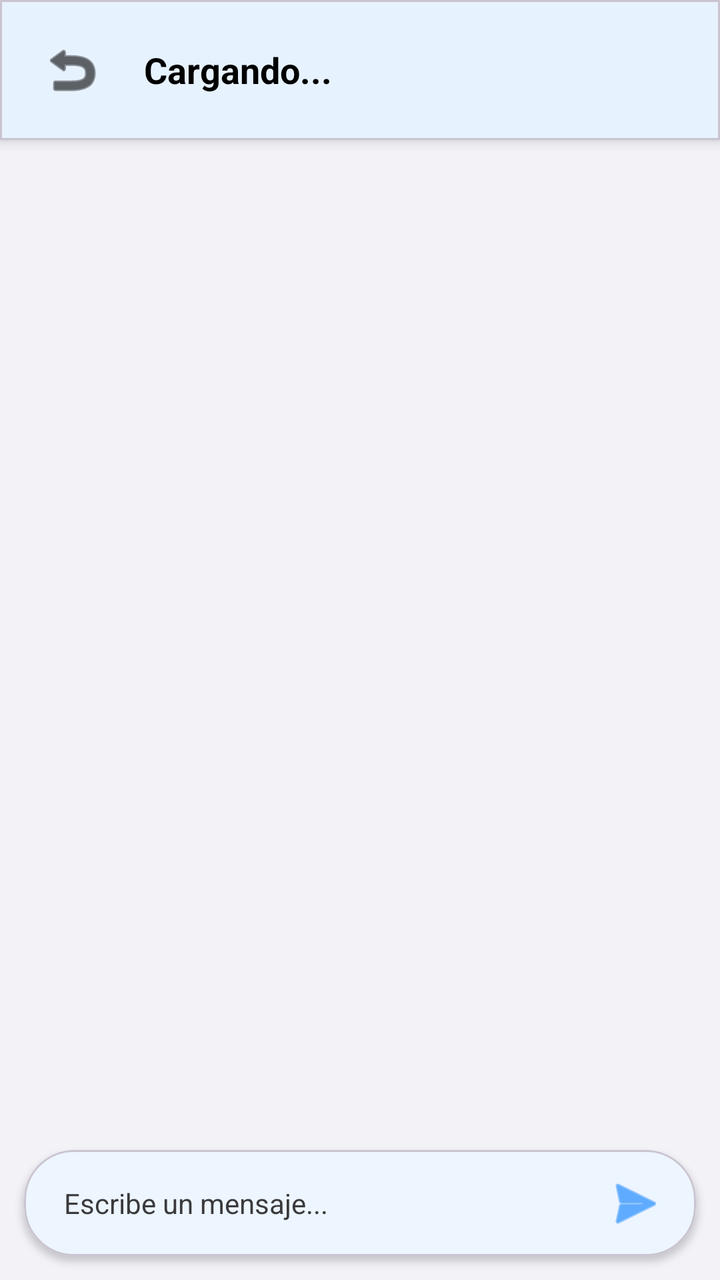
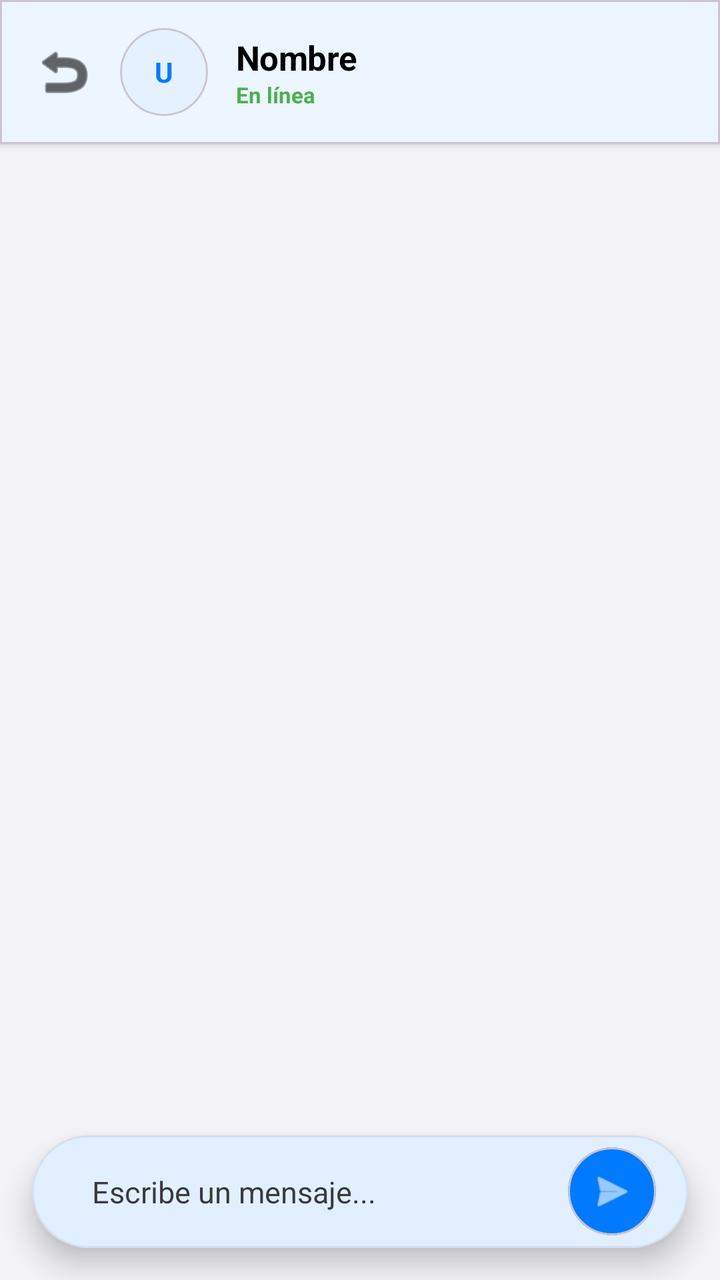

An Android layout rendered at two revisions. The XML below is the earlier revision; the diff shows what the commit changed to produce the second picture.
<!-- AndroidManifest.xml: application theme Theme.ActividadMenu -->
<!-- res/layout/activity_chat.xml -->
<?xml version="1.0" encoding="utf-8"?>
<androidx.constraintlayout.widget.ConstraintLayout xmlns:android="http://schemas.android.com/apk/res/android"
    xmlns:app="http://schemas.android.com/apk/res-auto"
    xmlns:tools="http://schemas.android.com/tools"
    android:layout_width="match_parent"
    android:layout_height="match_parent"
    android:background="@color/background">

    
    <com.google.android.material.card.MaterialCardView
        android:id="@+id/cardHeaderChat"
        android:layout_width="match_parent"
        android:layout_height="70dp"
        app:cardBackgroundColor="@color/surface"
        app:cardElevation="4dp"
        app:cardCornerRadius="0dp"
        app:layout_constraintTop_toTopOf="parent">

        <LinearLayout
            android:layout_width="match_parent"
            android:layout_height="match_parent"
            android:gravity="center_vertical"
            android:paddingHorizontal="16dp">

            <ImageButton
                android:id="@+id/btnBackChat"
                android:layout_width="40dp"
                android:layout_height="40dp"
                android:background="?attr/selectableItemBackgroundBorderless"
                android:src="@android:drawable/ic_menu_revert"
                app:tint="?attr/colorOnSurface" />

            <TextView
                android:id="@+id/tvNombreOtroUsuario"
                android:layout_width="0dp"
                android:layout_height="wrap_content"
                android:layout_weight="1"
                android:layout_marginStart="16dp"
                android:text="Cargando..."
                android:textColor="?attr/colorOnSurface"
                android:textSize="18sp"
                android:textStyle="bold" />
        </LinearLayout>
    </com.google.android.material.card.MaterialCardView>

    
    <androidx.recyclerview.widget.RecyclerView
        android:id="@+id/rvMensajes"
        android:layout_width="0dp"
        android:layout_height="0dp"
        android:clipToPadding="false"
        android:padding="8dp"
        app:layout_constraintTop_toBottomOf="@id/cardHeaderChat"
        app:layout_constraintBottom_toTopOf="@id/cardInputChat"
        app:layout_constraintStart_toStartOf="parent"
        app:layout_constraintEnd_toEndOf="parent"
        tools:listitem="@layout/item_mensaje" />

    
    <com.google.android.material.card.MaterialCardView
        android:id="@+id/cardInputChat"
        android:layout_width="match_parent"
        android:layout_height="wrap_content"
        android:layout_margin="12dp"
        app:cardBackgroundColor="@color/surface"
        app:cardCornerRadius="25dp"
        app:cardElevation="2dp"
        app:layout_constraintBottom_toBottomOf="parent">

        <LinearLayout
            android:layout_width="match_parent"
            android:layout_height="wrap_content"
            android:gravity="center_vertical"
            android:orientation="horizontal"
            android:paddingHorizontal="8dp"
            android:paddingVertical="4dp">

            <EditText
                android:id="@+id/etMensaje"
                android:layout_width="0dp"
                android:layout_height="wrap_content"
                android:layout_weight="1"
                android:background="@android:color/transparent"
                android:hint="Escribe un mensaje..."
                android:padding="12dp"
                android:textColor="?attr/colorOnSurface"
                android:textColorHint="?attr/colorOnSurfaceVariant"
                android:textSize="14sp"
                android:maxLines="4" />

            <ImageButton
                android:id="@+id/btnEnviarMensaje"
                android:layout_width="45dp"
                android:layout_height="45dp"
                android:background="?attr/selectableItemBackgroundBorderless"
                android:src="@android:drawable/ic_menu_send"
                app:tint="@color/primary" />
        </LinearLayout>
    </com.google.android.material.card.MaterialCardView>

</androidx.constraintlayout.widget.ConstraintLayout>
<!-- res/layout/item_mensaje.xml (included above) -->
<?xml version="1.0" encoding="utf-8"?>
<androidx.constraintlayout.widget.ConstraintLayout xmlns:android="http://schemas.android.com/apk/res/android"
    xmlns:app="http://schemas.android.com/apk/res-auto"
    android:layout_width="match_parent"
    android:layout_height="wrap_content"
    android:padding="4dp">

    
    <com.google.android.material.card.MaterialCardView
        android:id="@+id/cardMensajeIzquierdo"
        android:layout_width="wrap_content"
        android:layout_height="wrap_content"
        app:cardBackgroundColor="?attr/colorSurfaceVariant"
        app:cardCornerRadius="18dp"
        app:cardElevation="0dp"
        app:layout_constraintStart_toStartOf="parent"
        app:layout_constraintTop_toTopOf="parent"
        app:layout_constraintBottom_toBottomOf="parent"
        app:layout_constraintHorizontal_bias="0"
        app:shapeAppearanceOverlay="@style/ShapeAppearance.Chat.Left">

        <LinearLayout
            android:layout_width="wrap_content"
            android:layout_height="wrap_content"
            android:orientation="vertical"
            android:paddingHorizontal="14dp"
            android:paddingVertical="10dp">

            <TextView
                android:id="@+id/tvMensajeIzquierdo"
                android:layout_width="wrap_content"
                android:layout_height="wrap_content"
                android:maxWidth="260dp"
                android:textColor="?attr/colorOnSurfaceVariant"
                android:textSize="15sp" />

            <TextView
                android:id="@+id/tvHoraIzquierda"
                android:layout_width="wrap_content"
                android:layout_height="wrap_content"
                android:layout_gravity="end"
                android:layout_marginTop="2dp"
                android:alpha="0.6"
                android:textColor="?attr/colorOnSurfaceVariant"
                android:textSize="10sp" />
        </LinearLayout>
    </com.google.android.material.card.MaterialCardView>

    
    <com.google.android.material.card.MaterialCardView
        android:id="@+id/cardMensajeDerecho"
        android:layout_width="wrap_content"
        android:layout_height="wrap_content"
        app:cardBackgroundColor="?attr/colorPrimary"
        app:cardCornerRadius="18dp"
        app:cardElevation="1dp"
        app:layout_constraintEnd_toEndOf="parent"
        app:layout_constraintTop_toTopOf="parent"
        app:layout_constraintBottom_toBottomOf="parent"
        app:layout_constraintHorizontal_bias="1"
        app:shapeAppearanceOverlay="@style/ShapeAppearance.Chat.Right">

        <LinearLayout
            android:layout_width="wrap_content"
            android:layout_height="wrap_content"
            android:orientation="vertical"
            android:paddingHorizontal="14dp"
            android:paddingVertical="10dp">

            <TextView
                android:id="@+id/tvMensajeDerecho"
                android:layout_width="wrap_content"
                android:layout_height="wrap_content"
                android:maxWidth="260dp"
                android:textColor="?attr/colorOnPrimary"
                android:textSize="15sp" />

            <TextView
                android:id="@+id/tvHoraDerecha"
                android:layout_width="wrap_content"
                android:layout_height="wrap_content"
                android:layout_gravity="end"
                android:layout_marginTop="2dp"
                android:alpha="0.8"
                android:textColor="?attr/colorOnPrimary"
                android:textSize="10sp" />
        </LinearLayout>
    </com.google.android.material.card.MaterialCardView>

</androidx.constraintlayout.widget.ConstraintLayout>
<!-- resources referenced by this layout -->
<resources>
  <color name="background">#F2F2F7</color>
  <color name="primary">#007AFF</color>
  <color name="surface">#FFFFFF</color>
  <style name="ShapeAppearance.Chat.Left" parent="ShapeAppearance.Material3.MediumComponent">
          <item name="cornerFamily">rounded</item>
          <item name="cornerSize">18dp</item>
          <item name="cornerSizeBottomLeft">0dp</item>
      </style>
  <style name="ShapeAppearance.Chat.Right" parent="ShapeAppearance.Material3.MediumComponent">
          <item name="cornerFamily">rounded</item>
          <item name="cornerSize">18dp</item>
          <item name="cornerSizeBottomRight">0dp</item>
      </style>
  <style name="Theme.ActividadMenu" parent="Base.Theme.ActividadMenu" />
  <style name="Base.Theme.ActividadMenu" parent="Theme.Material3.DayNight.NoActionBar">
          <item name="colorPrimary">@color/primary</item>
          <item name="colorPrimaryDark">@color/primary_dark</item>
          <item name="colorOnPrimary">@color/text_on_primary</item>
          
          
          <item name="colorSurface">@color/surface</item>
          <item name="colorSurfaceVariant">@color/surface_variant</item>
          <item name="colorOnSurface">@color/text_primary</item>
          <item name="colorOnSurfaceVariant">@color/text_secondary</item>
          <item name="colorOutline">@color/divider</item>
  
          <item name="android:statusBarColor">@color/primary</item>
          <item name="android:windowLightStatusBar">true</item>
          <item name="android:navigationBarColor">@color/background</item>
      </style>
  <color name="primary_dark">#0056B3</color>
  <color name="text_on_primary">#FFFFFF</color>
  <color name="surface_variant">#E5E5EA</color>
  <color name="text_primary">#000000</color>
  <color name="text_secondary">#3A3A3C</color>
  <color name="divider">#C6C6C8</color>
</resources>

<!-- the commit's change to res/layout/activity_chat.xml (unified diff, before → after) -->
@@ -10,17 +10,16 @@
     <com.google.android.material.card.MaterialCardView
         android:id="@+id/cardHeaderChat"
         android:layout_width="match_parent"
-        android:layout_height="70dp"
+        android:layout_height="72dp"
         app:cardBackgroundColor="@color/surface"
-        app:cardElevation="4dp"
+        app:cardElevation="2dp"
         app:cardCornerRadius="0dp"
         app:layout_constraintTop_toTopOf="parent">
 
-        <LinearLayout
+        <androidx.constraintlayout.widget.ConstraintLayout
             android:layout_width="match_parent"
             android:layout_height="match_parent"
-            android:gravity="center_vertical"
-            android:paddingHorizontal="16dp">
+            android:paddingHorizontal="12dp">
 
             <ImageButton
                 android:id="@+id/btnBackChat"
@@ -28,32 +27,72 @@
                 android:layout_height="40dp"
                 android:background="?attr/selectableItemBackgroundBorderless"
                 android:src="@android:drawable/ic_menu_revert"
+                app:layout_constraintBottom_toBottomOf="parent"
+                app:layout_constraintStart_toStartOf="parent"
+                app:layout_constraintTop_toTopOf="parent"
                 app:tint="?attr/colorOnSurface" />
 
-            <TextView
-                android:id="@+id/tvNombreOtroUsuario"
+            <com.google.android.material.card.MaterialCardView
+                android:id="@+id/cardAvatar"
+                android:layout_width="44dp"
+                android:layout_height="44dp"
+                android:layout_marginStart="8dp"
+                app:cardBackgroundColor="@color/primary_container"
+                app:cardCornerRadius="22dp"
+                app:cardElevation="0dp"
+                app:layout_constraintBottom_toBottomOf="parent"
+                app:layout_constraintStart_toEndOf="@id/btnBackChat"
+                app:layout_constraintTop_toTopOf="parent">
+                <TextView
+                    android:id="@+id/tvAvatarLetra"
+                    android:layout_width="match_parent"
+                    android:layout_height="match_parent"
+                    android:gravity="center"
+                    android:text="U"
+                    android:textColor="@color/primary"
+                    android:textStyle="bold" />
+            </com.google.android.material.card.MaterialCardView>
+
+            <LinearLayout
                 android:layout_width="0dp"
                 android:layout_height="wrap_content"
-                android:layout_weight="1"
-                android:layout_marginStart="16dp"
-                android:text="Cargando..."
-                android:textColor="?attr/colorOnSurface"
-                android:textSize="18sp"
-                android:textStyle="bold" />
-        </LinearLayout>
+                android:layout_marginStart="14dp"
+                android:orientation="vertical"
+                app:layout_constraintBottom_toBottomOf="parent"
+                app:layout_constraintEnd_toEndOf="parent"
+                app:layout_constraintStart_toEndOf="@id/cardAvatar"
+                app:layout_constraintTop_toTopOf="parent">
+
+                <TextView
+                    android:id="@+id/tvNombreOtroUsuario"
+                    android:layout_width="wrap_content"
+                    android:layout_height="wrap_content"
+                    android:text="Nombre"
+                    android:textColor="?attr/colorOnSurface"
+                    android:textSize="17sp"
+                    android:textStyle="bold"
+                    android:letterSpacing="-0.01" />
+
+                <TextView
+                    android:layout_width="wrap_content"
+                    android:layout_height="wrap_content"
+                    android:text="En línea"
+                    android:textColor="#4CAF50"
+                    android:textSize="11sp"
+                    android:textStyle="bold" />
+            </LinearLayout>
+        </androidx.constraintlayout.widget.ConstraintLayout>
     </com.google.android.material.card.MaterialCardView>
 
     
     <androidx.recyclerview.widget.RecyclerView
         android:id="@+id/rvMensajes"
-        android:layout_width="0dp"
+        android:layout_width="match_parent"
         android:layout_height="0dp"
         android:clipToPadding="false"
-        android:padding="8dp"
+        android:padding="12dp"
+        app:layout_constraintBottom_toTopOf="@id/cardInputChat"
         app:layout_constraintTop_toBottomOf="@id/cardHeaderChat"
-        app:layout_constraintBottom_toTopOf="@id/cardInputChat"
-        app:layout_constraintStart_toStartOf="parent"
-        app:layout_constraintEnd_toEndOf="parent"
         tools:listitem="@layout/item_mensaje" />
 
     
@@ -61,10 +100,12 @@
         android:id="@+id/cardInputChat"
         android:layout_width="match_parent"
         android:layout_height="wrap_content"
-        android:layout_margin="12dp"
+        android:layout_margin="16dp"
         app:cardBackgroundColor="@color/surface"
-        app:cardCornerRadius="25dp"
-        app:cardElevation="2dp"
+        app:cardCornerRadius="28dp"
+        app:cardElevation="8dp"
+        app:strokeWidth="1dp"
+        app:strokeColor="#10000000"
         app:layout_constraintBottom_toBottomOf="parent">
 
         <LinearLayout
@@ -72,7 +113,7 @@
             android:layout_height="wrap_content"
             android:gravity="center_vertical"
             android:orientation="horizontal"
-            android:paddingHorizontal="8dp"
+            android:paddingHorizontal="16dp"
             android:paddingVertical="4dp">
 
             <EditText
@@ -82,19 +123,29 @@
                 android:layout_weight="1"
                 android:background="@android:color/transparent"
                 android:hint="Escribe un mensaje..."
-                android:padding="12dp"
+                android:maxLines="4"
+                android:padding="14dp"
                 android:textColor="?attr/colorOnSurface"
                 android:textColorHint="?attr/colorOnSurfaceVariant"
-                android:textSize="14sp"
-                android:maxLines="4" />
-
-            <ImageButton
-                android:id="@+id/btnEnviarMensaje"
-                android:layout_width="45dp"
-                android:layout_height="45dp"
-                android:background="?attr/selectableItemBackgroundBorderless"
-                android:src="@android:drawable/ic_menu_send"
-                app:tint="@color/primary" />
+                android:textSize="15sp" />
+
+            <com.google.android.material.card.MaterialCardView
+                android:id="@+id/btnEnviarContenedor"
+                android:layout_width="44dp"
+                android:layout_height="44dp"
+                app:cardBackgroundColor="@color/primary"
+                app:cardCornerRadius="22dp"
+                app:cardElevation="0dp">
+                <ImageButton
+                    android:id="@+id/btnEnviarMensaje"
+                    android:layout_width="match_parent"
+                    android:layout_height="match_parent"
+                    android:background="?attr/selectableItemBackgroundBorderless"
+                    android:padding="10dp"
+                    android:scaleType="centerInside"
+                    android:src="@android:drawable/ic_menu_send"
+                    app:tint="@color/white" />
+            </com.google.android.material.card.MaterialCardView>
         </LinearLayout>
     </com.google.android.material.card.MaterialCardView>
 
@@ -105,7 +156,8 @@
     xmlns:app="http://schemas.android.com/apk/res-auto"
     android:layout_width="match_parent"
     android:layout_height="wrap_content"
-    android:padding="4dp">
+    android:paddingVertical="4dp"
+    android:paddingHorizontal="12dp">
 
     
     <com.google.android.material.card.MaterialCardView
@@ -113,19 +165,19 @@
         android:layout_width="wrap_content"
         android:layout_height="wrap_content"
         app:cardBackgroundColor="?attr/colorSurfaceVariant"
-        app:cardCornerRadius="18dp"
+        app:cardCornerRadius="20dp"
         app:cardElevation="0dp"
+        app:strokeWidth="0dp"
         app:layout_constraintStart_toStartOf="parent"
         app:layout_constraintTop_toTopOf="parent"
         app:layout_constraintBottom_toBottomOf="parent"
-        app:layout_constraintHorizontal_bias="0"
-        app:shapeAppearanceOverlay="@style/ShapeAppearance.Chat.Left">
+        app:layout_constraintHorizontal_bias="0">
 
         <LinearLayout
             android:layout_width="wrap_content"
             android:layout_height="wrap_content"
             android:orientation="vertical"
-            android:paddingHorizontal="14dp"
+            android:paddingHorizontal="16dp"
             android:paddingVertical="10dp">
 
             <TextView
@@ -133,17 +185,18 @@
                 android:layout_width="wrap_content"
                 android:layout_height="wrap_content"
                 android:maxWidth="260dp"
-                android:textColor="?attr/colorOnSurfaceVariant"
-                android:textSize="15sp" />
+                android:textColor="?attr/colorOnSurface"
+                android:textSize="15sp"
+                android:lineSpacingExtra="2dp" />
 
             <TextView
                 android:id="@+id/tvHoraIzquierda"
                 android:layout_width="wrap_content"
                 android:layout_height="wrap_content"
                 android:layout_gravity="end"
-                android:layout_marginTop="2dp"
-                android:alpha="0.6"
-                android:textColor="?attr/colorOnSurfaceVariant"
+                android:layout_marginTop="4dp"
+                android:alpha="0.5"
+                android:textColor="?attr/colorOnSurface"
                 android:textSize="10sp" />
         </LinearLayout>
     </com.google.android.material.card.MaterialCardView>
@@ -153,20 +206,20 @@
         android:id="@+id/cardMensajeDerecho"
         android:layout_width="wrap_content"
         android:layout_height="wrap_content"
-        app:cardBackgroundColor="?attr/colorPrimary"
-        app:cardCornerRadius="18dp"
+        app:cardBackgroundColor="@color/primary"
+        app:cardCornerRadius="20dp"
         app:cardElevation="1dp"
+        app:strokeWidth="0dp"
         app:layout_constraintEnd_toEndOf="parent"
         app:layout_constraintTop_toTopOf="parent"
         app:layout_constraintBottom_toBottomOf="parent"
-        app:layout_constraintHorizontal_bias="1"
-        app:shapeAppearanceOverlay="@style/ShapeAppearance.Chat.Right">
+        app:layout_constraintHorizontal_bias="1">
 
         <LinearLayout
             android:layout_width="wrap_content"
             android:layout_height="wrap_content"
             android:orientation="vertical"
-            android:paddingHorizontal="14dp"
+            android:paddingHorizontal="16dp"
             android:paddingVertical="10dp">
 
             <TextView
@@ -174,17 +227,18 @@
                 android:layout_width="wrap_content"
                 android:layout_height="wrap_content"
                 android:maxWidth="260dp"
-                android:textColor="?attr/colorOnPrimary"
-                android:textSize="15sp" />
+                android:textColor="@color/white"
+                android:textSize="15sp"
+                android:lineSpacingExtra="2dp" />
 
             <TextView
                 android:id="@+id/tvHoraDerecha"
                 android:layout_width="wrap_content"
                 android:layout_height="wrap_content"
                 android:layout_gravity="end"
-                android:layout_marginTop="2dp"
+                android:layout_marginTop="4dp"
                 android:alpha="0.8"
-                android:textColor="?attr/colorOnPrimary"
+                android:textColor="@color/white"
                 android:textSize="10sp" />
         </LinearLayout>
     </com.google.android.material.card.MaterialCardView>
<!-- resource entries referenced after the edit -->
@@ -2,30 +2,19 @@
 <resources>
   <color name="background">#F2F2F7</color>
   <color name="primary">#007AFF</color>
+  <color name="primary_container">#E5F1FF</color>
   <color name="surface">#FFFFFF</color>
-  <style name="ShapeAppearance.Chat.Left" parent="ShapeAppearance.Material3.MediumComponent">
-          <item name="cornerFamily">rounded</item>
-          <item name="cornerSize">18dp</item>
-          <item name="cornerSizeBottomLeft">0dp</item>
-      </style>
-  <style name="ShapeAppearance.Chat.Right" parent="ShapeAppearance.Material3.MediumComponent">
-          <item name="cornerFamily">rounded</item>
-          <item name="cornerSize">18dp</item>
-          <item name="cornerSizeBottomRight">0dp</item>
-      </style>
+  <color name="white">#FFFFFFFF</color>
   <style name="Theme.ActividadMenu" parent="Base.Theme.ActividadMenu" />
   <style name="Base.Theme.ActividadMenu" parent="Theme.Material3.DayNight.NoActionBar">
           <item name="colorPrimary">@color/primary</item>
           <item name="colorPrimaryDark">@color/primary_dark</item>
           <item name="colorOnPrimary">@color/text_on_primary</item>
-          
-          
           <item name="colorSurface">@color/surface</item>
           <item name="colorSurfaceVariant">@color/surface_variant</item>
           <item name="colorOnSurface">@color/text_primary</item>
           <item name="colorOnSurfaceVariant">@color/text_secondary</item>
           <item name="colorOutline">@color/divider</item>
-  
           <item name="android:statusBarColor">@color/primary</item>
           <item name="android:windowLightStatusBar">true</item>
           <item name="android:navigationBarColor">@color/background</item>
